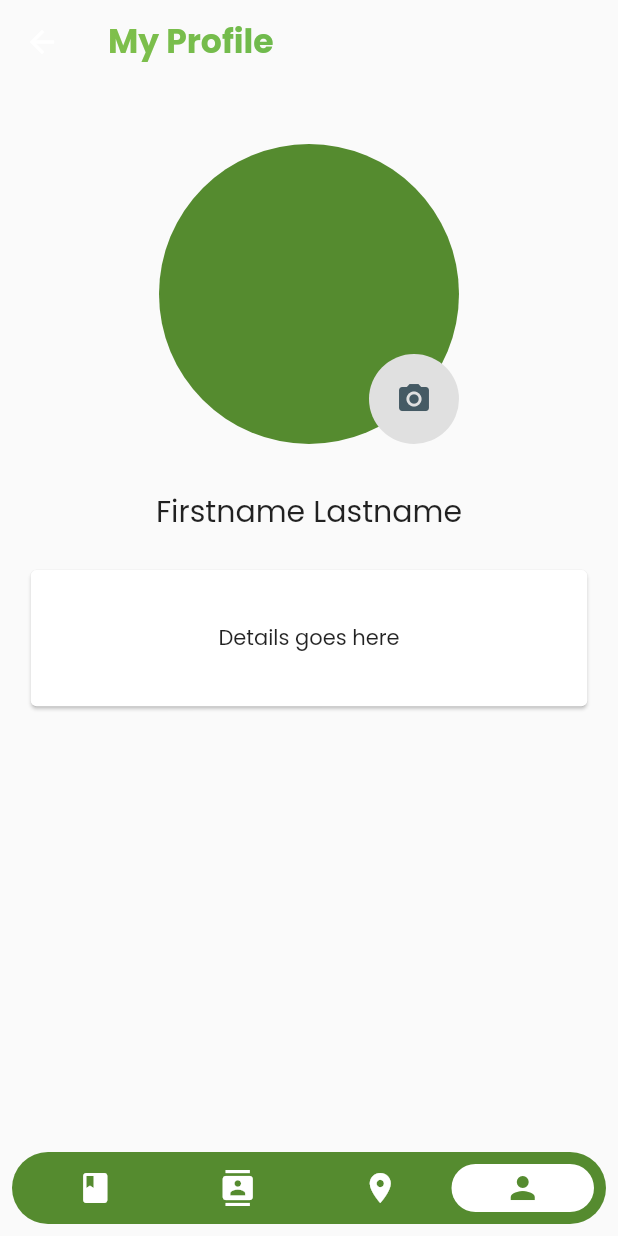
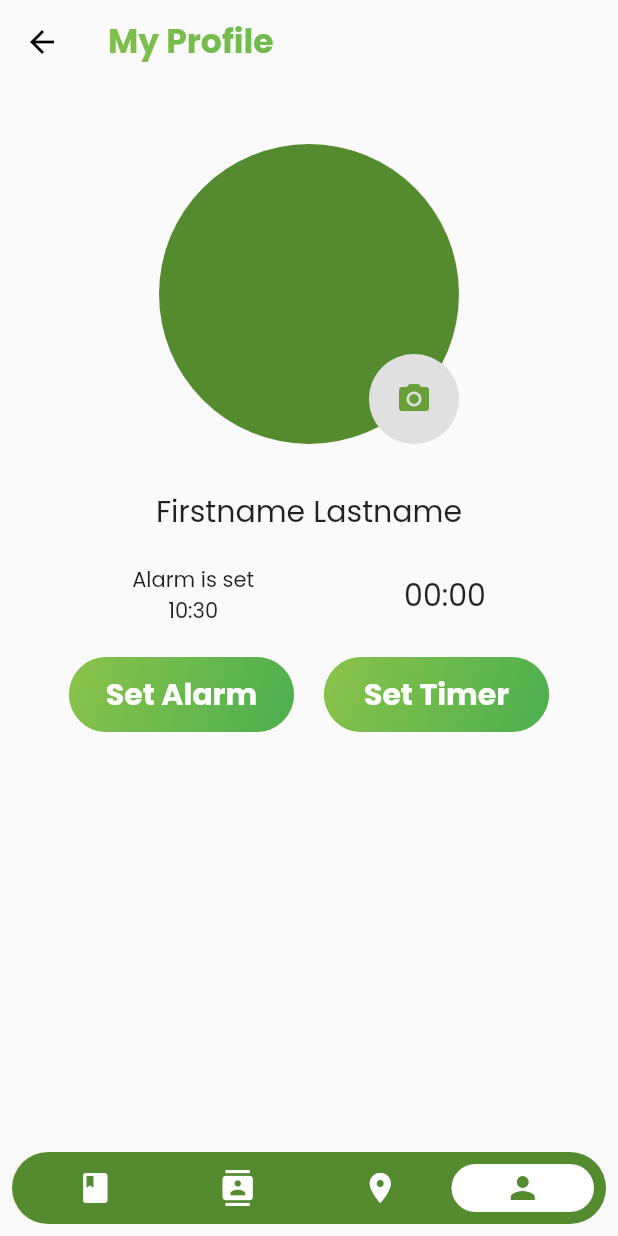
Before and after one commit to chuatomoliver/ojt_repo, a Flutter app: the Homepage screen opened directly, item 4 of the bottom bar chosen, on a phone screen of 412 x 824 dp. Run offline on Flutter 3.47's test engine with Material 2 defaults, Android fonts, the phone set to English and light mode, and no system bars; drawn by our look-alikes of floating_bottom_navigation_bar; our stand-ins replace animated_splash_screen, cloud_firestore, dio, firebase_core, firebase_messaging, flutter_contacts and 7 more; accounts and stored records are empty; project files that could hold a hidden picture were left out.

Commit message:
Added UI for alarm clock and timer

```diff
--- a/lib/main.dart
+++ b/lib/main.dart
@@ -43,7 +43,7 @@
           systemOverlayStyle:
               SystemUiOverlayStyle(statusBarColor: Colors.transparent),
         ),
-        primarySwatch: Colors.blueGrey,
+        primarySwatch: Colors.lightGreen,
       ),
       home: const LandingPage(),
     );
--- a/lib/screens/cplus_login.dart
+++ b/lib/screens/cplus_login.dart
@@ -58,6 +58,7 @@
               padding: const EdgeInsets.only(top: 80),
               //LOGIN BUTTON
               child: filledButton(
+                width: 200,
                 text: 'Login',
                 onPressed: () {
                   Navigator.push(
@@ -91,9 +92,10 @@
               padding: const EdgeInsets.only(top: 20, bottom: 50),
               //REGISTER BUTTON
               child: SizedBox(
-                width: 300,
+                width: 200,
                 height: 50,
                 child: filledButton(
+                  width: 200,
                   text: 'Register',
                   onPressed: () {
                     Navigator.push(
--- a/lib/screens/diary_entry.dart
+++ b/lib/screens/diary_entry.dart
@@ -105,6 +105,7 @@
               Column(
                 children: [
                   filledButton(
+                    width: 200,
                     text: 'Post',
                     onPressed: () {
                       DateTime now = DateTime.now();
@@ -131,8 +132,9 @@
                       Navigator.pop(context);
                     },
                   ),
-                  sizedBoxSpacer(height: 10),
+                  heightSpacer(height: 10),
                   filledButton(
+                    width: 200,
                     text: 'Back',
                     onPressed: () {
                       statesData.imageEntry = null;
--- a/lib/screens/edit_diary_entry.dart
+++ b/lib/screens/edit_diary_entry.dart
@@ -104,6 +104,7 @@
               Column(
                 children: [
                   filledButton(
+                    width: 200,
                     text: 'Post',
                     onPressed: () {
                       // ADD ENTRY TO FIREBASE
@@ -132,8 +133,9 @@
                       Navigator.pop(context);
                     },
                   ),
-                  sizedBoxSpacer(height: 10),
+                  heightSpacer(height: 10),
                   filledButton(
+                    width: 200,
                     text: 'Back',
                     onPressed: () {
                       statesData.imageEntry = null;
--- a/lib/screens/permissions.dart
+++ b/lib/screens/permissions.dart
@@ -77,6 +77,7 @@
             Padding(
               padding: const EdgeInsets.only(top: 40),
               child: filledButton(
+                width: 200,
                 text: 'Allow',
                 onPressed: () {
                   statesData.permissionChecker(permissions[x]).then((value) {
--- a/lib/screens/profile.dart
+++ b/lib/screens/profile.dart
@@ -1,11 +1,16 @@
 import 'package:audit_finance_app/widgets/diary_widgets.dart';
+import 'package:audit_finance_app/widgets/profile_widgets.dart';
 import 'package:flutter/material.dart';
 import 'package:image_picker/image_picker.dart';
 import 'package:provider/provider.dart';
 
 import '../providers/states.dart';
+import '../widgets/login_widgets.dart';
 
 class Profile {
+  //PLACEHOLDER TIME
+  TimeOfDay time = TimeOfDay(hour: 10, minute: 30);
+
   Widget profileBody(BuildContext context, void Function() function) {
     // final imagePicker = ImagePicker();
     final statesData = Provider.of<States>(context, listen: false);
@@ -116,21 +121,43 @@
                   'Firstname Lastname',
                 ),
               ),
-              sizedBoxSpacer(
+              heightSpacer(
                 height: 10,
               ),
-              SizedBox(
-                height: MediaQuery.of(context).size.height * .12,
-                width: MediaQuery.of(context).size.width * .92,
-                child: Card(
-                  child: Row(
-                    mainAxisAlignment: MainAxisAlignment.center,
-                    children: const [
-                      Text('Details goes here'),
-                    ],
+              Row(
+                mainAxisAlignment: MainAxisAlignment.center,
+                children: [
+                  Text(
+                    textAlign: TextAlign.center,
+                    'Alarm is set\n${time.hour}:${time.minute}',
                   ),
-                ),
-              )
+                  widthSpacer(width: 100),
+                  //TIMER GOES HERE
+                  timer(),
+                ],
+              ),
+              heightSpacer(height: 20),
+              Row(
+                mainAxisAlignment: MainAxisAlignment.center,
+                children: [
+                  filledButton(
+                    width: 150,
+                    text: 'Set Alarm',
+                    onPressed: () async {
+                      showTimePicker(
+                        context: context,
+                        initialTime: time,
+                      );
+                    },
+                  ),
+                  widthSpacer(width: 20),
+                  filledButton(
+                    width: 150,
+                    text: 'Set Timer',
+                    onPressed: () {},
+                  ),
+                ],
+              ),
             ],
           ),
         ),
--- a/lib/widgets/diary_widgets.dart
+++ b/lib/widgets/diary_widgets.dart
@@ -56,9 +56,15 @@
   );
 }
 
-Widget sizedBoxSpacer({required double height}) {
+Widget heightSpacer({required double height}) {
   return SizedBox(
     height: height,
+  );
+}
+
+Widget widthSpacer({required double width}) {
+  return SizedBox(
+    width: width,
   );
 }
 
--- a/lib/widgets/login_widgets.dart
+++ b/lib/widgets/login_widgets.dart
@@ -38,6 +38,7 @@
 Widget filledButton({
   required String text,
   required void Function() onPressed,
+  required double width,
 }) {
   return FilledButton(
     style: FilledButton.styleFrom(
@@ -61,7 +62,7 @@
       ),
       child: Container(
         height: 50,
-        width: 300,
+        width: width,
         alignment: Alignment.center,
         child: Text(
           style: const TextStyle(
--- /dev/null
+++ b/lib/widgets/profile_widgets.dart
@@ -0,0 +1,16 @@
+import 'package:flutter/material.dart';
+
+Duration duration = Duration();
+
+Widget timer() {
+  String twoDigits(int n) => n.toString().padLeft(2, '0');
+  final minutes = twoDigits(duration.inMinutes.remainder(60));
+  final seconds = twoDigits(duration.inSeconds.remainder(60));
+
+  return Text(
+    '$minutes:$seconds',
+    style: TextStyle(
+      fontSize: 20,
+    ),
+  );
+}
```
